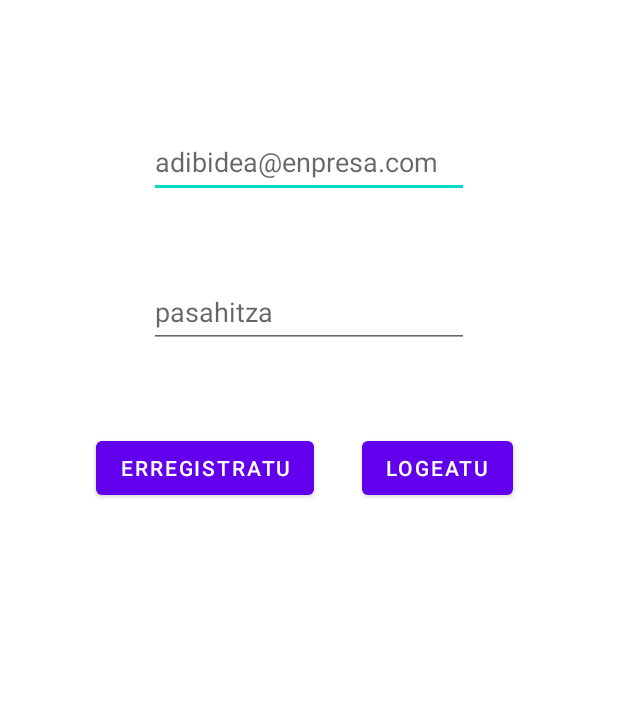
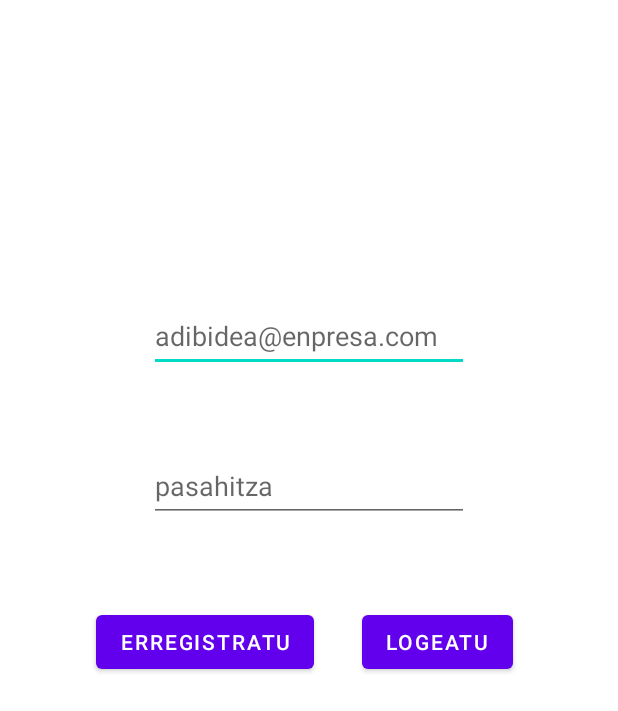
Before and after one commit to OierZub/Ebal1, an Android app: the screen it shows after launch (MainActivity), on a phone screen of 412 x 824 dp. Shown: the top 711 px of the screen. Run offline under Robolectric (Android 15) with nearby library versions, the phone set to English and light mode, and no system bars; our stand-ins replace Firebase (no records; nobody signed in at launch, a user with empty details on screens opened directly).

Commit message:
Zuzenketa gontzalekin

```diff
--- a/app/src/main/AndroidManifest.xml
+++ b/app/src/main/AndroidManifest.xml
@@ -14,7 +14,7 @@
         android:theme="@style/Theme.Ebal1"
         tools:targetApi="31">
         <activity
-            android:name=".ErosketaZerrenda"
+            android:name=".ErosketaZerrendaActivity"
             android:exported="false" />
         <activity
             android:name=".MainActivity"
--- a/app/src/main/java/com/example/ebal1/MainActivity.java
+++ b/app/src/main/java/com/example/ebal1/MainActivity.java
@@ -12,9 +12,7 @@ import android.widget.Toast;
 
 import androidx.annotation.NonNull;
 import androidx.appcompat.app.AppCompatActivity;
-import androidx.navigation.ui.AppBarConfiguration;
 
-import com.example.ebal1.databinding.ActivityMainBinding;
 import com.google.android.gms.tasks.OnCompleteListener;
 import com.google.android.gms.tasks.Task;
 import com.google.firebase.auth.AuthResult;
@@ -23,8 +21,6 @@ import com.google.firebase.auth.FirebaseUser;
 
 public class MainActivity extends AppCompatActivity {
 
-    private AppBarConfiguration appBarConfiguration;
-    private ActivityMainBinding binding;
     private static FirebaseAuth mAuth;
     final private static String TAG = "AutentifikazioArduraduna";
     private SharedPreferences sharedPreferences;
@@ -102,13 +98,11 @@ public class MainActivity extends AppCompatActivity {
                             // Sign in success, update UI with the signed-in user's information
                             Log.d(TAG, "createUserWithEmail:success");
                             FirebaseUser user = mAuth.getCurrentUser();
-                            // updateUI(user);
                         } else {
                             // If sign in fails, display a message to the user.
                             Log.w(TAG, "createUserWithEmail:failure", task.getException());
                             Toast.makeText(MainActivity.this, "Authentication failed.",
                                     Toast.LENGTH_SHORT).show();
-                            // updateUI(null);
                         }
                     }
                 });
@@ -135,7 +129,7 @@ public class MainActivity extends AppCompatActivity {
                             // Gorde Login datuak Shared preferences.
                             datuakGorde();
                             // Deitu ErosketaZerrenda activity-ra.
-                            Intent intent = new Intent(MainActivity.this, ErosketaZerrenda.class);
+                            Intent intent = new Intent(MainActivity.this, ErosketaZerrendaActivity.class);
                             startActivity(intent);
 
 
--- a/app/src/main/res/layout/activity_erosketa_zerrenda.xml
+++ b/app/src/main/res/layout/activity_erosketa_zerrenda.xml
@@ -4,7 +4,7 @@
     xmlns:tools="http://schemas.android.com/tools"
     android:layout_width="match_parent"
     android:layout_height="match_parent"
-    tools:context=".ErosketaZerrenda">
+    tools:context=".ErosketaZerrendaActivity">
 
     <EditText
         android:id="@+id/editTextProduktua"
--- a/app/src/main/res/layout/activity_main.xml
+++ b/app/src/main/res/layout/activity_main.xml
@@ -33,7 +33,7 @@
             android:id="@+id/editTextEmail"
             android:layout_width="wrap_content"
             android:layout_height="wrap_content"
-            android:layout_marginTop="84dp"
+            android:layout_marginTop="200dp"
             android:ems="10"
             android:hint="adibidea@enpresa.com"
             android:inputType="textEmailAddress"
```
Also changed, not shown: app/src/main/java/com/example/ebal1/ErosketaZerrendaActivity.java (renamed from app/src/main/java/com/example/ebal1/ErosketaZerrenda.java, +9 -9 lines).
